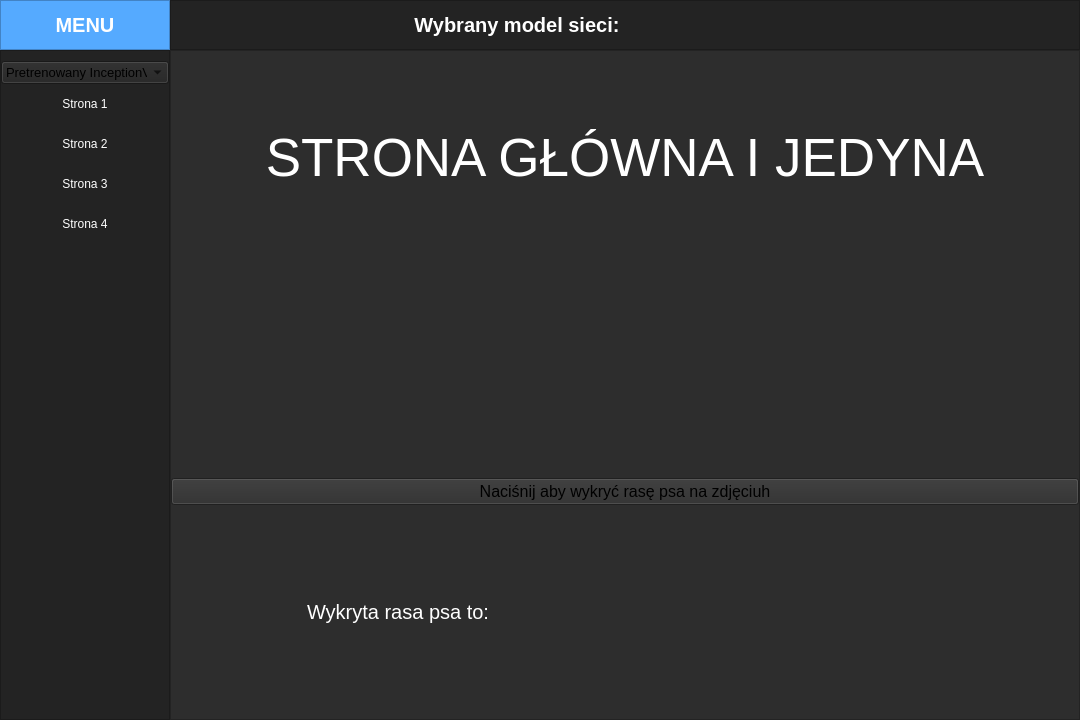
CptTemplar1/Rozpoznawanie_obrazow, file RozpoznawanieRasPsow/ui_main.ui: the form before one commit.
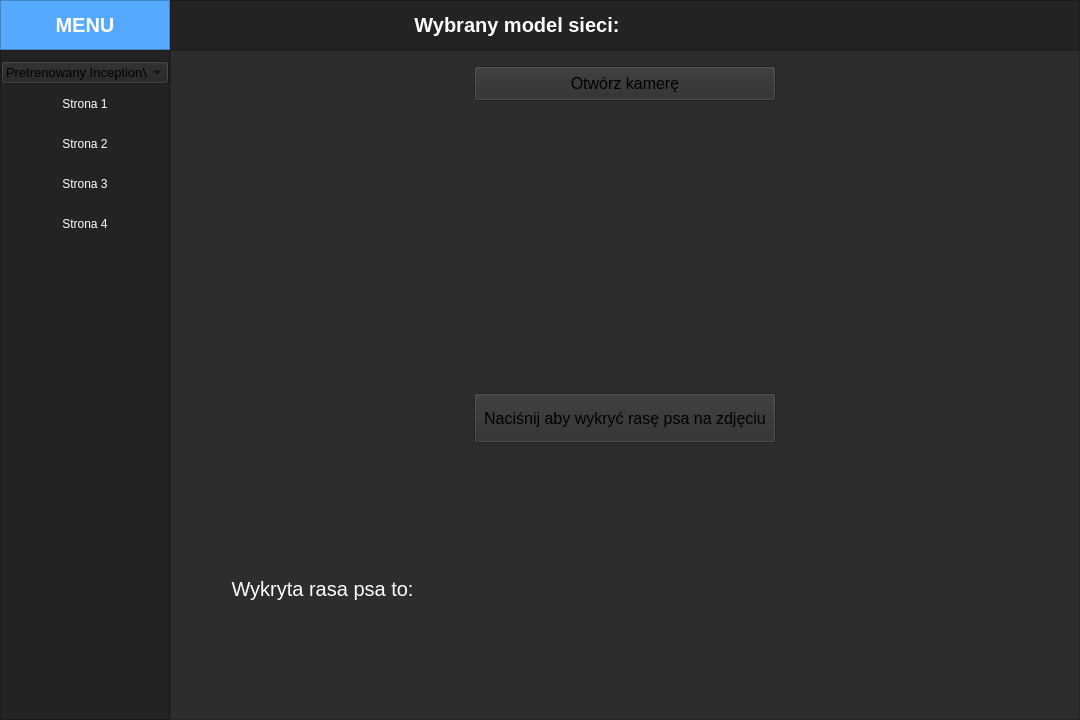
The form after the commit. Icons and pictures are not drawn.

Diff of the .ui file:
```diff
--- a/RozpoznawanieRasPsow/ui_main.ui
+++ b/RozpoznawanieRasPsow/ui_main.ui
@@ -457,7 +457,7 @@
                <number>0</number>
               </property>
               <property name="topMargin">
-               <number>0</number>
+               <number>15</number>
               </property>
               <property name="rightMargin">
                <number>0</number>
@@ -465,10 +465,13 @@
               <property name="bottomMargin">
                <number>0</number>
               </property>
-              <property name="spacing">
+              <property name="horizontalSpacing">
                <number>0</number>
               </property>
-              <item row="3" column="0">
+              <property name="verticalSpacing">
+               <number>15</number>
+              </property>
+              <item row="5" column="0">
                <widget class="QLabel" name="label_6">
                 <property name="font">
                  <font>
@@ -486,25 +489,7 @@
                 </property>
                </widget>
               </item>
-              <item row="0" column="0" colspan="2">
-               <widget class="QLabel" name="label_1">
-                <property name="font">
-                 <font>
-                  <pointsize>40</pointsize>
-                 </font>
-                </property>
-                <property name="styleSheet">
-                 <string notr="true">color: #FFF;</string>
-                </property>
-                <property name="text">
-                 <string>STRONA GŁÓWNA I JEDYNA</string>
-                </property>
-                <property name="alignment">
-                 <set>Qt::AlignCenter</set>
-                </property>
-               </widget>
-              </item>
-              <item row="1" column="0" colspan="2">
+              <item row="2" column="0" colspan="3">
                <widget class="QLabel" name="uploadedPictureLabel">
                 <property name="font">
                  <font>
@@ -534,7 +519,7 @@
                 </property>
                </widget>
               </item>
-              <item row="3" column="1">
+              <item row="5" column="1" colspan="2">
                <widget class="QLabel" name="detectedBreedLabel">
                 <property name="font">
                  <font>
@@ -552,15 +537,60 @@
                 </property>
                </widget>
               </item>
-              <item row="2" column="0" colspan="2">
+              <item row="4" column="1">
                <widget class="QPushButton" name="detectBreedButton">
+                <property name="sizePolicy">
+                 <sizepolicy hsizetype="Preferred" vsizetype="Preferred">
+                  <horstretch>0</horstretch>
+                  <verstretch>0</verstretch>
+                 </sizepolicy>
+                </property>
+                <property name="maximumSize">
+                 <size>
+                  <width>400</width>
+                  <height>50</height>
+                 </size>
+                </property>
                 <property name="font">
                  <font>
                   <pointsize>12</pointsize>
                  </font>
                 </property>
                 <property name="text">
-                 <string>Naciśnij aby wykryć rasę psa na zdjęciuh</string>
+                 <string>Naciśnij aby wykryć rasę psa na zdjęciu</string>
+                </property>
+               </widget>
+              </item>
+              <item row="1" column="1">
+               <widget class="QPushButton" name="openCameraButton">
+                <property name="sizePolicy">
+                 <sizepolicy hsizetype="Preferred" vsizetype="Preferred">
+                  <horstretch>0</horstretch>
+                  <verstretch>0</verstretch>
+                 </sizepolicy>
+                </property>
+                <property name="maximumSize">
+                 <size>
+                  <width>16777215</width>
+                  <height>35</height>
+                 </size>
+                </property>
+                <property name="font">
+                 <font>
+                  <pointsize>12</pointsize>
+                 </font>
+                </property>
+                <property name="contextMenuPolicy">
+                 <enum>Qt::DefaultContextMenu</enum>
+                </property>
+                <property name="layoutDirection">
+                 <enum>Qt::LeftToRight</enum>
+                </property>
+                <property name="autoFillBackground">
+                 <bool>false</bool>
+                </property>
+                <property name="text">
+                 <string>Otwórz kamerę</string>
                 </property>
                </widget>
               </item>
```
Left out of the diff: 2 changed lines with no effect on the pictures.
